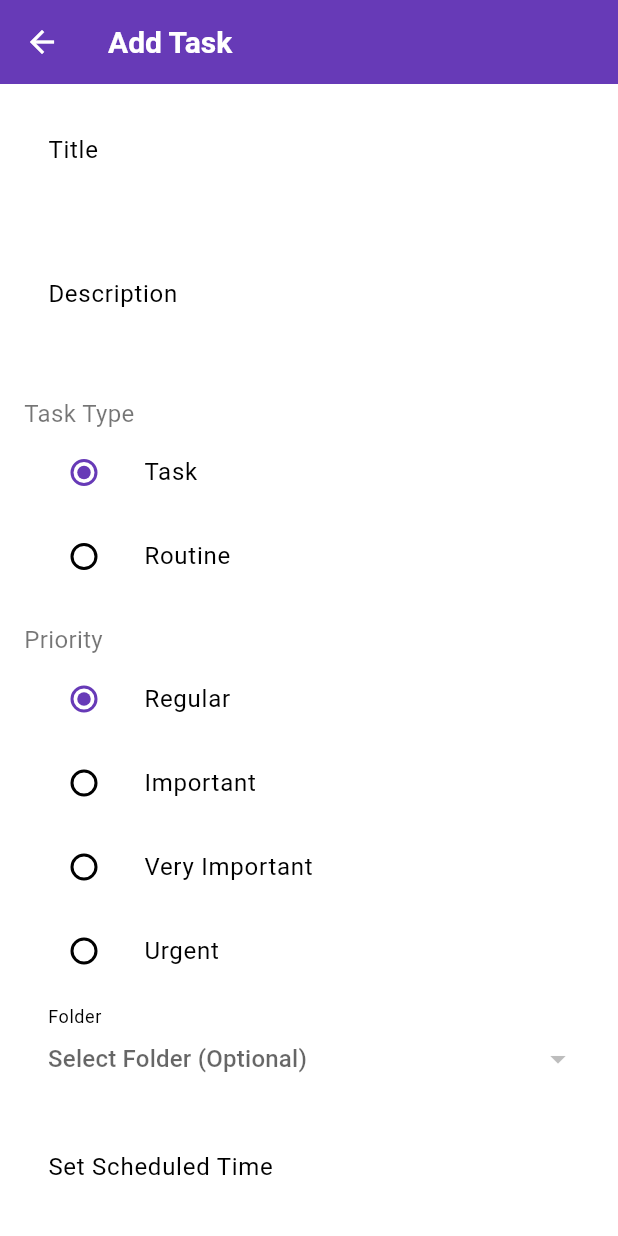
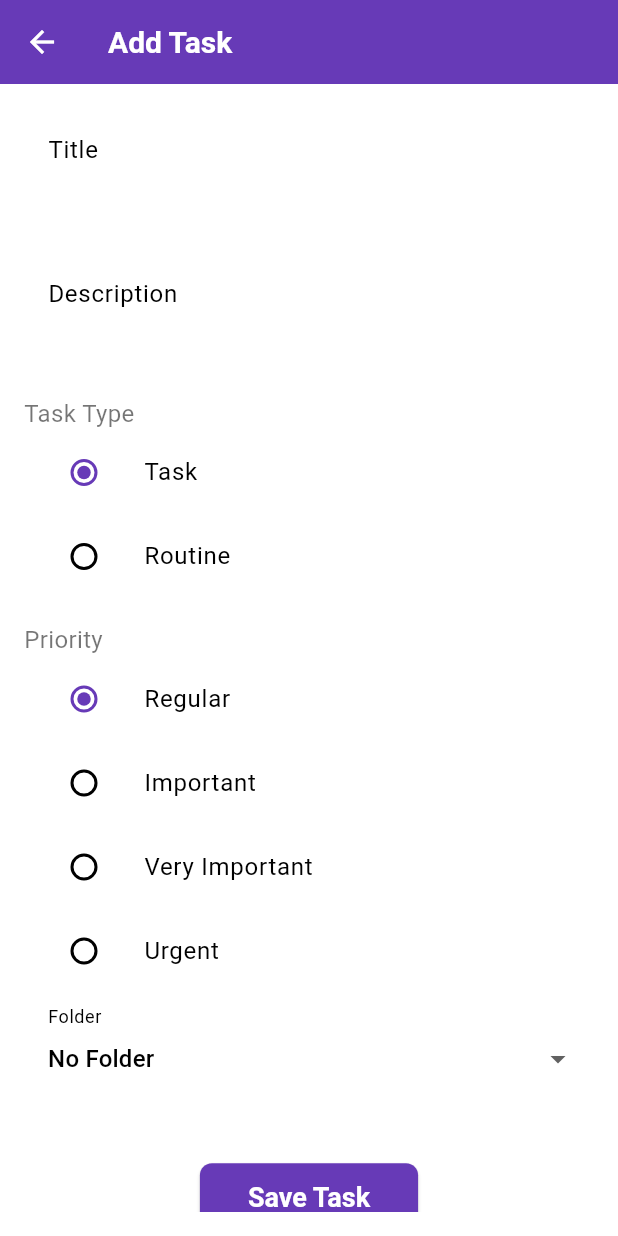
Before and after one commit to indrajagadeesh/myapp, a Flutter app: the screen it shows after launch, after a tap on the "add" icon, on a phone screen of 412 x 824 dp. Run offline on Flutter 3.47's test engine with Material 3 defaults, Android fonts, the phone set to English and light mode, and no system bars; our stand-ins replace fl_chart, flutter_local_notifications, hive, hive_flutter, timezone; accounts and stored records are empty.

Commit message:
Routines logic update

```diff
--- a/lib/models/task.dart
+++ b/lib/models/task.dart
@@ -43,6 +43,12 @@ class Task extends HiveObject {
   @HiveField(11)
   DateTime? completedDate;
 
+  @HiveField(12)
+  bool isRepetitive;
+
+  @HiveField(13)
+  Frequency frequency;
+
   Task({
     required this.id,
     required this.title,
@@ -56,6 +62,8 @@ class Task extends HiveObject {
     this.folderId,
     this.isCompleted = false,
     this.completedDate,
+    this.isRepetitive = false,
+    this.frequency = Frequency.Daily,
   });
 }
 
@@ -78,3 +86,13 @@ enum TaskPriority {
   @HiveField(3)
   Urgent,
 }
+
+@HiveType(typeId: 5)
+enum Frequency {
+  @HiveField(0)
+  Daily,
+  @HiveField(1)
+  Weekly,
+  @HiveField(2)
+  Monthly,
+}
--- a/lib/providers/task_provider.dart
+++ b/lib/providers/task_provider.dart
@@ -8,22 +8,26 @@ import '../utils/notification_service.dart';
 class TaskProvider extends ChangeNotifier {
   late Box<Task> _taskBox;
   List<Task> tasks = [];
+  List<Task> routines = [];
 
   TaskProvider() {
     _init();
   }
 
   Future<void> _init() async {
-    // Open the 'tasks' box
     _taskBox = Hive.box<Task>('tasks');
-    // Load existing tasks
-    tasks = _taskBox.values.toList();
+    tasks = _taskBox.values.where((task) => task.taskType == TaskType.Task).toList();
+    routines = _taskBox.values.where((task) => task.taskType == TaskType.Routine).toList();
     notifyListeners();
   }
 
   void addTask(Task task) {
     _taskBox.add(task);
-    tasks = _taskBox.values.toList();
+    if (task.taskType == TaskType.Task) {
+      tasks = _taskBox.values.where((t) => t.taskType == TaskType.Task).toList();
+    } else {
+      routines = _taskBox.values.where((t) => t.taskType == TaskType.Routine).toList();
+    }
     if (task.hasAlarm && task.scheduledTime != null) {
       NotificationService.scheduleNotification(task);
     }
@@ -32,17 +36,25 @@ class TaskProvider extends ChangeNotifier {
 
   void updateTask(Task task) {
     task.save();
-    tasks = _taskBox.values.toList();
+    if (task.taskType == TaskType.Task) {
+      tasks = _taskBox.values.where((t) => t.taskType == TaskType.Task).toList();
+    } else {
+      routines = _taskBox.values.where((t) => t.taskType == TaskType.Routine).toList();
+    }
     notifyListeners();
   }
 
   void deleteTask(String taskId) {
-    final task = tasks.firstWhere((t) => t.id == taskId);
+    final task = _taskBox.values.firstWhere((t) => t.id == taskId);
     if (task.hasAlarm) {
       NotificationService.cancelNotification(task.key as int);
     }
     task.delete();
-    tasks = _taskBox.values.toList();
+    if (task.taskType == TaskType.Task) {
+      tasks = _taskBox.values.where((t) => t.taskType == TaskType.Task).toList();
+    } else {
+      routines = _taskBox.values.where((t) => t.taskType == TaskType.Routine).toList();
+    }
     notifyListeners();
   }
 
@@ -53,7 +65,19 @@ class TaskProvider extends ChangeNotifier {
     if (task.hasAlarm) {
       NotificationService.cancelNotification(task.key as int);
     }
-    tasks = _taskBox.values.toList();
+    if (task.taskType == TaskType.Task) {
+      tasks = _taskBox.values.where((t) => t.taskType == TaskType.Task).toList();
+    } else {
+      routines = _taskBox.values.where((t) => t.taskType == TaskType.Routine).toList();
+    }
     notifyListeners();
   }
+
+  List<Task> getTasksByFolder(String? folderId, TaskType type) {
+    if (type == TaskType.Task) {
+      return tasks.where((task) => task.folderId == folderId).toList();
+    } else {
+      return routines.where((task) => task.folderId == folderId).toList();
+    }
+  }
 }
--- a/lib/screens/add_task_screen.dart
+++ b/lib/screens/add_task_screen.dart
@@ -4,6 +4,7 @@ import 'package:flutter/material.dart';
 import 'package:provider/provider.dart';
 import 'package:uuid/uuid.dart';
 import '../models/task.dart';
+import '../models/folder.dart';
 import '../providers/task_provider.dart';
 import '../providers/folder_provider.dart';
 import '../utils/constants.dart';
@@ -39,9 +40,11 @@ class _AddTaskScreenState extends State<AddTaskScreen> {
 
   @override
   Widget build(BuildContext context) {
+    final folders = folderProvider.folders;
+
     return Scaffold(
       appBar: AppBar(
-        title: Text('Add Task'),
+        title: Text('Add ${taskType == TaskType.Task ? 'Task' : 'Routine'}'),
       ),
       body: Padding(
         padding: EdgeInsets.all(16.0),
@@ -78,7 +81,7 @@ class _AddTaskScreenState extends State<AddTaskScreen> {
                 _buildPrioritySelector(),
                 SizedBox(height: 16),
                 // Folder Selector
-                _buildFolderSelector(),
+                _buildFolderSelector(folders),
                 SizedBox(height: 16),
                 // Scheduled Time Picker
                 _buildScheduledTimePicker(),
@@ -86,7 +89,7 @@ class _AddTaskScreenState extends State<AddTaskScreen> {
                 SizedBox(height: 24),
                 ElevatedButton(
                   onPressed: _saveTask,
-                  child: Text('Save Task'),
+                  child: Text('Save ${taskType == TaskType.Task ? 'Task' : 'Routine'}'),
                   style: ElevatedButton.styleFrom(
                     backgroundColor: Theme.of(context).primaryColor,
                     foregroundColor: Colors.white,
@@ -120,6 +123,11 @@ class _AddTaskScreenState extends State<AddTaskScreen> {
             onChanged: (TaskType? value) {
               setState(() {
                 taskType = value!;
+                // Reset repetitive settings when switching to Task
+                if (taskType == TaskType.Task) {
+                  hasAlarm = false;
+                  scheduledTime = null;
+                }
               });
             },
           ),
@@ -165,19 +173,25 @@ class _AddTaskScreenState extends State<AddTaskScreen> {
     );
   }
 
-  Widget _buildFolderSelector() {
+  Widget _buildFolderSelector(List<Folder> folders) {
     return DropdownButtonFormField<String>(
       decoration: InputDecoration(
         labelText: 'Folder',
         border: OutlineInputBorder(),
       ),
       value: selectedFolderId,
-      items: folderProvider.folders.map((folder) {
+      items: [
+        DropdownMenuItem(
+          value: null,
+          child: Text('No Folder'),
+        ),
+        ...folders.map((folder) {
           return DropdownMenuItem(
             value: folder.id,
             child: Text(folder.name),
           );
         }).toList(),
+      ],
       onChanged: (value) => setState(() => selectedFolderId = value),
       hint: Text('Select Folder (Optional)'),
       isExpanded: true,
@@ -185,17 +199,18 @@ class _AddTaskScreenState extends State<AddTaskScreen> {
   }
 
   Widget _buildScheduledTimePicker() {
+    if (taskType == TaskType.Routine) {
       return Column(
         crossAxisAlignment: CrossAxisAlignment.start,
         children: [
           SwitchListTile(
-          title: Text('Set Scheduled Time'),
+            title: Text('Set Alert Time'),
             value: scheduledTime != null,
             onChanged: (value) async {
               if (value) {
-              DateTime? picked = await _showDateTimePicker(context);
+                TimeOfDay? picked = await _showTimePicker(context);
                 if (picked != null) {
-                setState(() => scheduledTime = picked);
+                  setState(() => scheduledTime = DateTime(0, 0, 0, picked.hour, picked.minute));
                 }
               } else {
                 setState(() => scheduledTime = null);
@@ -204,49 +219,34 @@ class _AddTaskScreenState extends State<AddTaskScreen> {
           ),
           if (scheduledTime != null)
             ListTile(
-            title: Text('Scheduled Time'),
-            subtitle: Text('${scheduledTime!}'),
+              title: Text('Alert Time'),
+              subtitle: Text(
+                  '${scheduledTime!.hour.toString().padLeft(2, '0')}:${scheduledTime!.minute.toString().padLeft(2, '0')}'),
               trailing: IconButton(
                 icon: Icon(Icons.edit),
                 onPressed: () async {
-                DateTime? picked = await _showDateTimePicker(context);
+                  TimeOfDay? picked = await _showTimePicker(context);
                   if (picked != null) {
-                  setState(() => scheduledTime = picked);
+                    setState(() => scheduledTime = DateTime(0, 0, 0, picked.hour, picked.minute));
                   }
                 },
               ),
             ),
-        if (scheduledTime != null)
-          SwitchListTile(
-            title: Text('Set Alarm'),
-            value: hasAlarm,
-            onChanged: (value) => setState(() => hasAlarm = value),
-          ),
         ],
       );
+    } else {
+      return SizedBox.shrink();
+    }
   }
 
-  Future<DateTime?> _showDateTimePicker(BuildContext context) async {
-    DateTime? date;
-    TimeOfDay? time;
-
-    date = await showDatePicker(
-      context: context,
-      initialDate: scheduledTime ?? DateTime.now(),
-      firstDate: DateTime.now().subtract(Duration(days: 1)),
-      lastDate: DateTime(2100),
-    );
-    if (date == null) return null;
-
-    time = await showTimePicker(
+  Future<TimeOfDay?> _showTimePicker(BuildContext context) async {
+    TimeOfDay? time = await showTimePicker(
       context: context,
       initialTime: scheduledTime != null
-          ? TimeOfDay.fromDateTime(scheduledTime!)
+          ? TimeOfDay(hour: scheduledTime!.hour, minute: scheduledTime!.minute)
           : TimeOfDay.now(),
     );
-    if (time == null) return null;
-
-    return DateTime(date.year, date.month, date.day, time.hour, time.minute);
+    return time;
   }
 
   void _saveTask() {
@@ -259,7 +259,7 @@ class _AddTaskScreenState extends State<AddTaskScreen> {
         taskType: taskType,
         priority: priority,
         scheduledTime: scheduledTime,
-        hasAlarm: hasAlarm,
+        hasAlarm: scheduledTime != null,
         folderId: selectedFolderId,
       );
       taskProvider.addTask(newTask);
--- a/lib/screens/home_screen.dart
+++ b/lib/screens/home_screen.dart
@@ -3,13 +3,18 @@
 import 'package:flutter/material.dart';
 import 'package:provider/provider.dart';
 import '../providers/task_provider.dart';
-import '../widgets/task_tile.dart';
+import '../providers/folder_provider.dart';
+import '../widgets/pop_out_tile.dart';
+import '../screens/task_detail_screen.dart';
+import '../utils/constants.dart';
+import '../models/task.dart';
 
 class HomeScreen extends StatelessWidget {
   @override
   Widget build(BuildContext context) {
     final taskProvider = Provider.of<TaskProvider>(context);
-    final tasks = taskProvider.tasks;
+    final folderProvider = Provider.of<FolderProvider>(context);
+    final folders = folderProvider.folders;
 
     return Scaffold(
       appBar: AppBar(
@@ -29,21 +34,109 @@ class HomeScreen extends StatelessWidget {
           ),
         ],
       ),
-      body: tasks.isEmpty
-          ? Center(
-              child: Text(
-                'No tasks available.\nTap + to add a new task.',
-                textAlign: TextAlign.center,
-                style: TextStyle(fontSize: 18, color: Colors.black54),
-              ),
-            )
-          : ListView.builder(
-              padding: EdgeInsets.symmetric(vertical: 8),
-              itemCount: tasks.length,
-              itemBuilder: (context, index) {
-                return TaskTile(task: tasks[index]);
-              },
+      body: ListView(
+        children: [
+          // Tasks Section
+          Padding(
+            padding: const EdgeInsets.all(16.0),
+            child: Text(
+              'Tasks',
+              style: TextStyle(fontSize: 20, fontWeight: FontWeight.bold),
             ),
+          ),
+          ...folders.map((folder) {
+            final tasks = taskProvider.getTasksByFolder(folder.id, TaskType.Task);
+            if (tasks.isEmpty) return SizedBox.shrink();
+            return Column(
+              crossAxisAlignment: CrossAxisAlignment.start,
+              children: [
+                Padding(
+                  padding:
+                      const EdgeInsets.symmetric(horizontal: 16.0, vertical: 8.0),
+                  child: Text(
+                    folder.name,
+                    style: TextStyle(fontSize: 16, fontWeight: FontWeight.w600),
+                  ),
+                ),
+                ...tasks.map((task) => PopOutTile(
+                      leading: CircleAvatar(
+                        backgroundColor: priorityColor(task.priority),
+                        child: Icon(
+                          task.taskType == TaskType.Task
+                              ? Icons.task
+                              : Icons.repeat,
+                          color: Colors.white,
+                        ),
+                      ),
+                      title: task.title,
+                      subtitle: task.description.isNotEmpty
+                          ? task.description
+                          : null,
+                      trailing: Icon(Icons.chevron_right),
+                      onTap: () {
+                        Navigator.push(
+                          context,
+                          MaterialPageRoute(
+                            builder: (_) => TaskDetailScreen(taskId: task.id),
+                          ),
+                        );
+                      },
+                    )),
+              ],
+            );
+          }).toList(),
+          // Routines Section
+          Padding(
+            padding: const EdgeInsets.all(16.0),
+            child: Text(
+              'Routines',
+              style: TextStyle(fontSize: 20, fontWeight: FontWeight.bold),
+            ),
+          ),
+          ...folders.map((folder) {
+            final routines =
+                taskProvider.getTasksByFolder(folder.id, TaskType.Routine);
+            if (routines.isEmpty) return SizedBox.shrink();
+            return Column(
+              crossAxisAlignment: CrossAxisAlignment.start,
+              children: [
+                Padding(
+                  padding:
+                      const EdgeInsets.symmetric(horizontal: 16.0, vertical: 8.0),
+                  child: Text(
+                    folder.name,
+                    style: TextStyle(fontSize: 16, fontWeight: FontWeight.w600),
+                  ),
+                ),
+                ...routines.map((routine) => PopOutTile(
+                      leading: CircleAvatar(
+                        backgroundColor: priorityColor(routine.priority),
+                        child: Icon(
+                          routine.taskType == TaskType.Task
+                              ? Icons.task
+                              : Icons.repeat,
+                          color: Colors.white,
+                        ),
+                      ),
+                      title: routine.title,
+                      subtitle: routine.description.isNotEmpty
+                          ? routine.description
+                          : null,
+                      trailing: Icon(Icons.chevron_right),
+                      onTap: () {
+                        Navigator.push(
+                          context,
+                          MaterialPageRoute(
+                            builder: (_) => TaskDetailScreen(taskId: routine.id),
+                          ),
+                        );
+                      },
+                    )),
+              ],
+            );
+          }).toList(),
+        ],
+      ),
       floatingActionButton: FloatingActionButton(
         onPressed: () {
           Navigator.pushNamed(context, '/add-task');
--- a/lib/widgets/stopwatch_widget.dart
+++ b/lib/widgets/stopwatch_widget.dart
@@ -35,8 +35,6 @@ class _StopwatchWidgetState extends State<StopwatchWidget> {
 
   @override
   Widget build(BuildContext context) {
-    final taskProvider = Provider.of<TaskProvider>(context);
-
     return Card(
       margin: EdgeInsets.all(16),
       elevation: 2,
```
Also changed, not shown: lib/utils/constants.dart (+11 -0 lines), lib/widgets/pop_out_tile.dart (added, +38 -0 lines), lib/models/task.g.dart. Lines whose indentation alone changed are shown as unchanged.
